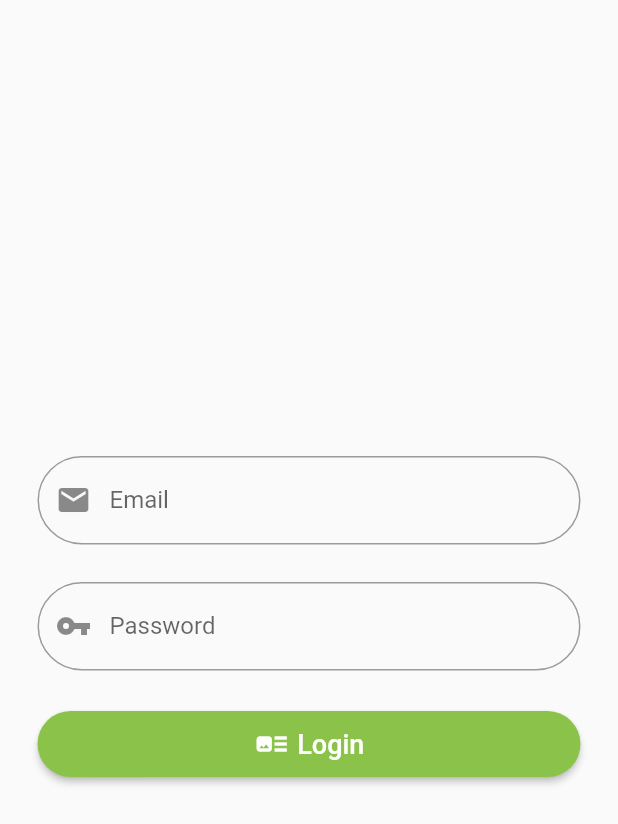
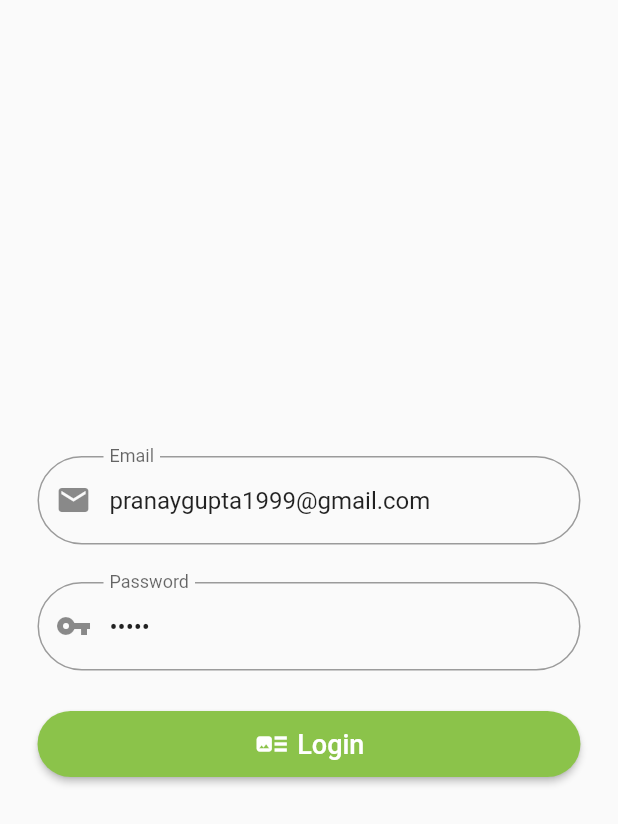
Before and after one commit to pranaygupta1999/ReportService-App, a Flutter app: the screen it shows after launch, on a phone screen of 412 x 824 dp. Shown: the top 824 px of the screen. Run offline on Flutter 3.47's test engine with Material 2 defaults, Android fonts, the phone set to English and light mode, and no system bars.

Commit message:
Added default login details in login screen

```diff
--- a/lib/Screens/login.dart
+++ b/lib/Screens/login.dart
@@ -30,6 +30,8 @@ class LoginScreen extends StatelessWidget {
 
   @override
   Widget build(BuildContext context) {
+    usernameController.text = "pranaygupta1999@gmail.com";
+    passwordController.text = "admin";
     return Scaffold(body: Builder(builder: (BuildContext context) {
       return Container(
         padding: EdgeInsets.all(25),
```
